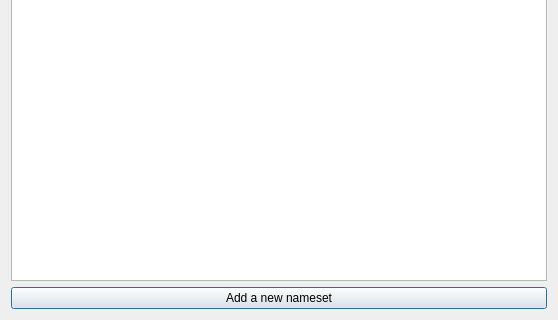
masceron/Hanvi, file components/namesetsmanager.ui: the form before one commit; both pictures show x 0 to 558 and y 268 to 588 of the 558 by 588 pixel window.
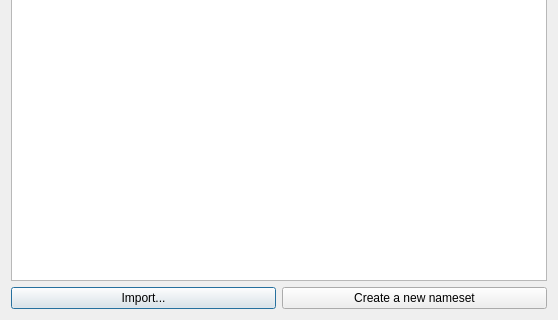
The form after the commit.

Diff of the .ui file:
```diff
--- a/components/namesetsmanager.ui
+++ b/components/namesetsmanager.ui
@@ -13,8 +13,6 @@
   <property name="windowTitle">
    <string>NamesetsManager</string>
   </property>
-  <layout class="QVBoxLayout" name="verticalLayout_2">
-   <item>
     <layout class="QVBoxLayout" name="verticalLayout">
      <item>
       <widget class="QTableWidget" name="name_sets_list">
@@ -69,12 +67,24 @@
       </widget>
      </item>
      <item>
+    <layout class="QHBoxLayout" name="horizontalLayout">
+     <item>
+      <widget class="QPushButton" name="import_set">
+       <property name="styleSheet">
+        <string notr="true">font: 700 12pt &quot;Segoe UI&quot;;</string>
+       </property>
+       <property name="text">
+        <string>Import...</string>
+       </property>
+      </widget>
+     </item>
+     <item>
       <widget class="QPushButton" name="add_new">
        <property name="styleSheet">
         <string notr="true">font: 700 12pt &quot;Segoe UI&quot;;</string>
        </property>
        <property name="text">
-        <string>Add a new nameset</string>
+        <string>Create a new nameset</string>
        </property>
       </widget>
      </item>
```
Lines whose indentation alone changed are shown as unchanged.
